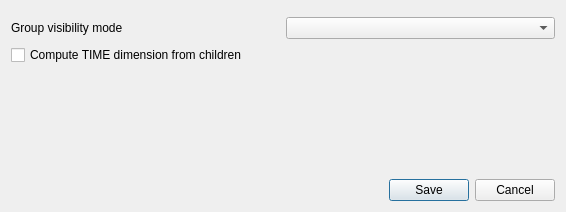
The window that src/ui/qgsgroupwmsdatadialogbase.ui (qgis/QGIS) describes before a commit, drawn with Qt 5.
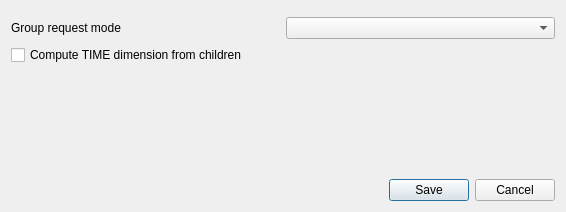
The same window after the commit. Icons and pictures are not drawn. Custom widgets are drawn as their Qt base class.

Commit message: Improved API by separating the recursive method. As well we do only add requested layers to the QHash (except when we pass an empty list as requestedLayerNames). Then we have better naming of WMSGroupRequestMode / fixed issue on getContext and updated tests / considered PR feedback.

Diff of the .ui file:
```diff
--- a/src/ui/qgsgroupwmsdatadialogbase.ui
+++ b/src/ui/qgsgroupwmsdatadialogbase.ui
@@ -59,7 +59,7 @@
          <item>
           <widget class="QLabel" name="label">
            <property name="text">
-            <string>Group visibility mode</string>
+            <string>Group request mode</string>
            </property>
           </widget>
          </item>
```
Left out of the diff: 6 changed lines with no effect on the pictures. The commit also changes 23 other files.
